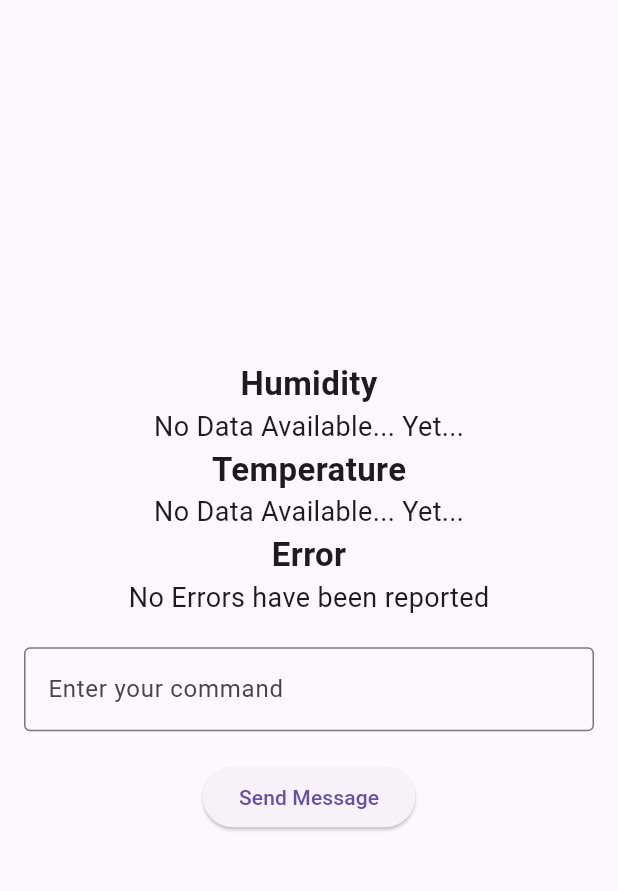
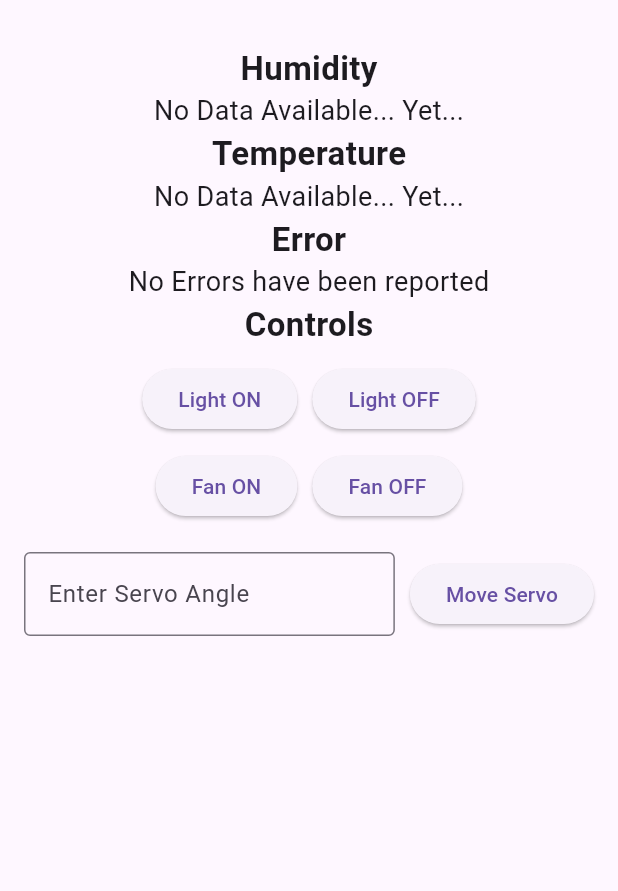
Before and after one commit to warleon/IOT_PROJECT, a Flutter app: the screen it shows after launch, on a phone screen of 412 x 824 dp, the part 63-954 px from its top. Run offline on Flutter 3.47's test engine with Material 3 defaults, Android fonts, the phone set to English and light mode, and no system bars; missing offline and left inert: mqtt_client.

Commit message:
Implement MQTT data source and repository interfaces

```diff
--- /dev/null
+++ b/mobile/incubator_monitor/lib/features/mqtt/presentation/screens/mqtt_page.dart
@@ -0,0 +1,158 @@
+import 'package:flutter/material.dart';
+import '../../domain/repositories/mqtt_repository.dart';
+import '../../infrastructure/datasources/mqtt_datasource_impl.dart';
+import '../../infrastructure/repositories/mqtt_repository_impl.dart';
+
+class MQTTPage extends StatefulWidget {
+  const MQTTPage({super.key});
+
+  @override
+  MQTTPageState createState() => MQTTPageState();
+}
+
+class MQTTPageState extends State<MQTTPage> {
+  late final MQTTRepository _mqttRepository;
+  String lastHumidity = 'No Data Available... Yet...';
+  String lastTemperature = 'No Data Available... Yet...';
+  String lastError = 'No Errors have been reported';
+  final TextEditingController _servoController = TextEditingController();
+
+  @override
+  void initState() {
+    super.initState();
+    _initializeMQTT();
+  }
+
+  Future<void> _initializeMQTT() async {
+    final dataSource = MQTTDatasourceImpl();
+    _mqttRepository = MQTTRepositoryImpl(dataSource);
+
+    // Conectar al broker
+    await _mqttRepository.connect(
+      broker: '192.168.18.9',
+      clientIdentifier: 'flutter_client',
+    );
+
+    // Suscribir tópicos con sus respectivos callbacks
+    _mqttRepository.subscribe('Incubator/humidity', (message) {
+      setState(() => lastHumidity = message);
+    });
+
+    _mqttRepository.subscribe('Incubator/temperature', (message) {
+      setState(() => lastTemperature = message);
+    });
+
+    _mqttRepository.subscribe('Incubator/error', (message) {
+      setState(() => lastError = message);
+    });
+  }
+
+  void _sendCommand(String command) {
+    _mqttRepository.publish('Incubator/command', command);
+  }
+
+  @override
+  Widget build(BuildContext context) {
+    return Scaffold(
+      appBar: AppBar(title: const Text('Incubator Monitor')),
+      body: SingleChildScrollView(
+        child: Padding(
+          padding: const EdgeInsets.all(16.0),
+          child: Column(
+            mainAxisAlignment: MainAxisAlignment.center,
+            children: [
+              const Text(
+                'Humidity',
+                style: TextStyle(fontSize: 22, fontWeight: FontWeight.bold),
+              ),
+              Text(
+                lastHumidity,
+                style: const TextStyle(fontSize: 18),
+                softWrap: true,
+                overflow: TextOverflow.visible,
+              ),
+              const Text(
+                'Temperature',
+                style: TextStyle(fontSize: 22, fontWeight: FontWeight.bold),
+              ),
+              Text(
+                lastTemperature,
+                style: const TextStyle(fontSize: 18),
+                softWrap: true,
+                overflow: TextOverflow.visible,
+              ),
+              const Text(
+                'Error',
+                style: TextStyle(fontSize: 22, fontWeight: FontWeight.bold),
+              ),
+              Text(
+                lastError,
+                style: const TextStyle(fontSize: 18),
+              ),
+              const Text(
+                'Controls',
+                style: TextStyle(fontSize: 22, fontWeight: FontWeight.bold),
+              ),
+              const SizedBox(height: 10),
+              Row(
+                mainAxisAlignment: MainAxisAlignment.center,
+                children: [
+                  ElevatedButton(
+                    onPressed: () => _sendCommand('light on'),
+                    child: const Text('Light ON'),
+                  ),
+                  const SizedBox(width: 10),
+                  ElevatedButton(
+                    onPressed: () => _sendCommand('light off'),
+                    child: const Text('Light OFF'),
+                  ),
+                ],
+              ),
+              const SizedBox(height: 10),
+              Row(
+                mainAxisAlignment: MainAxisAlignment.center,
+                children: [
+                  ElevatedButton(
+                    onPressed: () => _sendCommand('fan on'),
+                    child: const Text('Fan ON'),
+                  ),
+                  const SizedBox(width: 10),
+                  ElevatedButton(
+                    onPressed: () => _sendCommand('fan off'),
+                    child: const Text('Fan OFF'),
+                  ),
+                ],
+              ),
+              const SizedBox(height: 20),
+              Row(
+                children: [
+                  Expanded(
+                    child: TextField(
+                      controller: _servoController,
+                      decoration: const InputDecoration(
+                        border: OutlineInputBorder(),
+                        labelText: 'Enter Servo Angle',
+                      ),
+                      keyboardType: TextInputType.number,
+                    ),
+                  ),
+                  const SizedBox(width: 10),
+                  ElevatedButton(
+                    onPressed: () {
+                      final angle = _servoController.text.trim();
+                      if (angle.isNotEmpty && int.tryParse(angle) != null) {
+                        _sendCommand('servo $angle');
+                        _servoController.clear();
+                      }
+                    },
+                    child: const Text('Move Servo'),
+                  ),
+                ],
+              ),
+            ],
+          ),
+        ),
+      ),
+    );
+  }
+}
--- a/mobile/incubator_monitor/lib/main.dart
+++ b/mobile/incubator_monitor/lib/main.dart
@@ -1,8 +1,6 @@
-import 'dart:ffi';
+import 'package:flutter/material.dart';
 
-import 'package:flutter/material.dart';
-import 'package:mqtt_client/mqtt_client.dart';
-import 'mqttHandler.dart';
+import 'features/mqtt/presentation/screens/mqtt_page.dart';
 
 void main() {
   runApp(const MyApp());
@@ -21,131 +19,3 @@
     );
   }
 }
-
-class MQTTPage extends StatefulWidget {
-  const MQTTPage({super.key});
-
-  @override
-  _MQTTPageState createState() => _MQTTPageState();
-}
-
-class _MQTTPageState extends State<MQTTPage> {
-  final MQTTClientHandler _mqttHandler = MQTTClientHandler();
-  final TextEditingController _messageController = TextEditingController();
-
-  String broker = '192.168.18.9'; //192.168.229.226'; // Example public broker
-  final String pubTopic = 'Incubator/command';
-  final List<String> subTopics = [
-    'Incubator/humidity',
-    'Incubator/temperature',
-    'Incubator/error'
-  ];
-
-  String lastHumidity = 'No Data Available... Yet...';
-  String lastTemperature = 'No Data Available... Yet...';
-  String lastError = 'No Errors have been reported';
-
-  @override
-  void initState() {
-    super.initState();
-    _connectToBroker();
-  }
-
-  void onMessage(String topic, String msg) {
-    if (topic == subTopics[0]) {
-      setState(() {
-        lastHumidity = msg;
-      });
-    } else if (topic == subTopics[1]) {
-      setState(() {
-        lastTemperature = msg;
-      });
-    } else if (topic == subTopics[2]) {
-      setState(() {
-        lastError = msg;
-      });
-    }
-  }
-
-  Future<void> _connectToBroker() async {
-    await _mqttHandler.connect(broker, 'flutter_client');
-    for (String topic in subTopics) {
-      _mqttHandler.subscribe(topic);
-    }
-
-    // Listen for incoming messages
-    _mqttHandler.client.updates!
-        .listen((List<MqttReceivedMessage<MqttMessage?>> events) {
-      final MqttPublishMessage recMess =
-          events[0].payload as MqttPublishMessage;
-      final String message =
-          MqttPublishPayload.bytesToStringAsString(recMess.payload.message);
-      final String topic = events[0].topic;
-
-      print('Received message: $message from topic: ${topic}>');
-      onMessage(topic, message);
-    });
-  }
-
-  void _sendMessage() {
-    final String message = _messageController.text.trim();
-    if (message.isNotEmpty) {
-      _mqttHandler.publish(pubTopic, message);
-      _messageController.clear(); // Clear the text field after sending
-    } else {
-      print('Message is empty. Cannot send.');
-    }
-  }
-
-  @override
-  Widget build(BuildContext context) {
-    return Scaffold(
-      appBar: AppBar(title: const Text('Incubator Monitor')),
-      body: Padding(
-        padding: const EdgeInsets.all(16.0),
-        child: Column(
-          mainAxisAlignment: MainAxisAlignment.center,
-          children: [
-            const Text(
-              'Humidity',
-              style: TextStyle(fontSize: 22, fontWeight: FontWeight.bold),
-            ),
-            Text(
-              lastHumidity,
-              style: const TextStyle(fontSize: 18),
-            ),
-            const Text(
-              'Temperature',
-              style: TextStyle(fontSize: 22, fontWeight: FontWeight.bold),
-            ),
-            Text(
-              lastTemperature,
-              style: const TextStyle(fontSize: 18),
-            ),
-            const Text(
-              'Error',
-              style: TextStyle(fontSize: 22, fontWeight: FontWeight.bold),
-            ),
-            Text(
-              lastError,
-              style: const TextStyle(fontSize: 18),
-            ),
-            const SizedBox(height: 20),
-            TextField(
-              controller: _messageController,
-              decoration: const InputDecoration(
-                border: OutlineInputBorder(),
-                labelText: 'Enter your command',
-              ),
-            ),
-            const SizedBox(height: 20),
-            ElevatedButton(
-              onPressed: _sendMessage,
-              child: const Text('Send Message'),
-            ),
-          ],
-        ),
-      ),
-    );
-  }
-}
```
Also changed, not shown: mobile/incubator_monitor/lib/features/mqtt/domain/datasources/mqtt_datasource.dart (added, +7 -0 lines), mobile/incubator_monitor/lib/features/mqtt/domain/repositories/mqtt_repository.dart (added, +7 -0 lines), mobile/incubator_monitor/lib/features/mqtt/infrastructure/datasources/mqtt_datasource_impl.dart (added, +99 -0 lines), mobile/incubator_monitor/lib/features/mqtt/infrastructure/repositories/mqtt_repository_impl.dart (added, +37 -0 lines), mobile/incubator_monitor/pubspec.yaml (+4 -11 lines), mobile/incubator_monitor/pubspec.lock.
